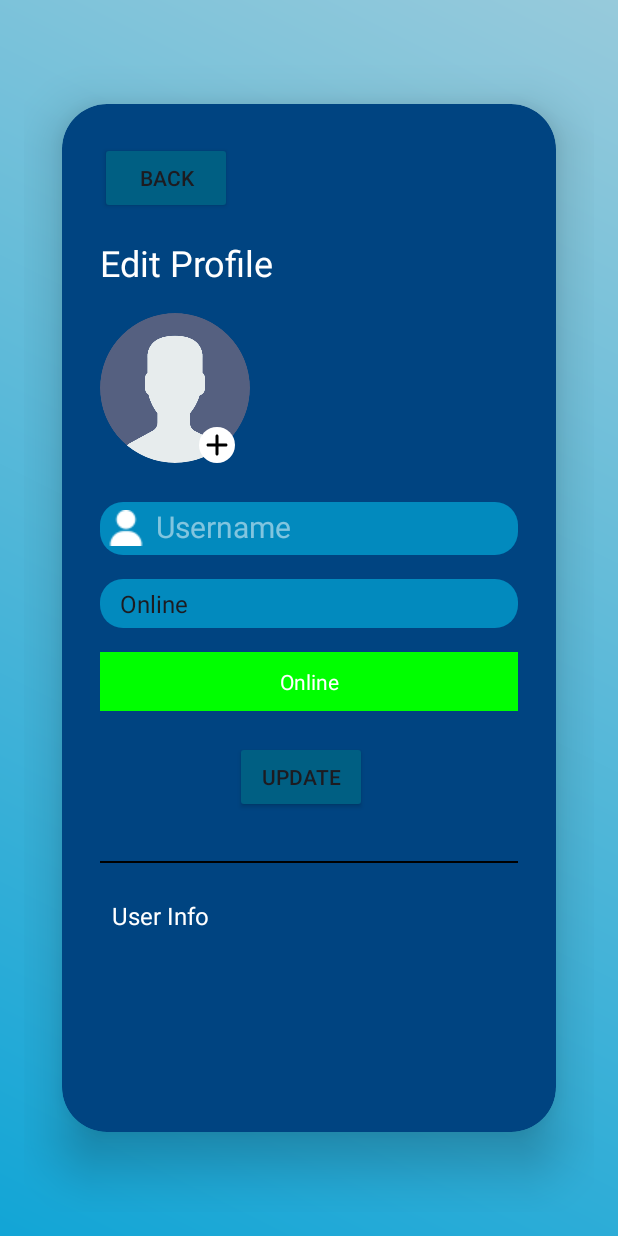
After one commit to RIO160/pingmate, an Android app: the ProfileEditActivity screen opened directly, with no data from a screen before it, on a phone screen of 412 x 824 dp. The commit adds this screen. Run offline under Robolectric (Android 15) with nearby library versions, the phone set to English and light mode, and no system bars; our stand-ins replace CircleImageView, Firebase (no records; nobody signed in at launch, a user with empty details on screens opened directly).

Commit message:
online status

```diff
--- a/app/src/main/AndroidManifest.xml
+++ b/app/src/main/AndroidManifest.xml
@@ -29,6 +29,7 @@
         <activity android:name=".homepage" />
         <activity android:name=".ChatActivity" />
         <activity android:name=".GroupCreationActivity" />
+        <activity android:name=".ProfileEditActivity"/>
 
         <service
             android:name=".messaging_service"
--- /dev/null
+++ b/app/src/main/java/com/example/pingmate/ProfileEditActivity.java
@@ -0,0 +1,152 @@
+package com.example.pingmate;
+
+import android.app.Activity;
+import android.content.Intent;
+import android.graphics.Color;
+import android.os.Bundle;
+import android.view.View;
+import android.widget.AdapterView;
+import android.widget.ArrayAdapter;
+import android.widget.Button;
+import android.widget.EditText;
+import android.widget.Spinner;
+import android.widget.TextView;
+import android.widget.Toast;
+
+import android.content.Intent;
+import android.graphics.Bitmap;
+import android.net.Uri;
+import android.provider.MediaStore;
+import android.widget.ImageView;
+
+import androidx.annotation.Nullable;
+
+import com.google.firebase.auth.FirebaseAuth;
+import com.google.firebase.firestore.DocumentSnapshot;
+import com.google.firebase.firestore.FirebaseFirestore;
+
+import com.google.firebase.storage.FirebaseStorage;
+import com.google.firebase.storage.StorageException;
+import com.google.firebase.storage.StorageReference;
+
+import org.w3c.dom.Text;
+
+import java.io.IOException;
+import java.util.ArrayList;
+
+public class ProfileEditActivity extends Activity {
+    private Button Backbutton, Updatebutton;
+    private EditText editText;
+    private Spinner spinnerStatus;
+    private TextView userInfo;
+    private FirebaseAuth firebaseAuth;
+    private FirebaseFirestore db;
+    private String selectedStatus;
+    private ImageView profileImageView;
+
+
+
+    @Override
+    protected void onCreate(Bundle savedInstanceState) {
+        super.onCreate(savedInstanceState);
+        setContentView(R.layout.profile_edit);
+
+        firebaseAuth = FirebaseAuth.getInstance();
+        db = FirebaseFirestore.getInstance();
+
+        profileImageView = findViewById(R.id.ivProfilePicture);
+
+        spinnerStatus = findViewById(R.id.spinnerStatus);
+        TextView tvStatus = findViewById(R.id.tvStatus);
+        editText = findViewById(R.id.pfp_Edit_username);
+        userInfo = findViewById(R.id.userInfo);
+        String[] statusOptions = {"Online", "Offline", "Busy", "Do Not Disturb"};
+        ArrayAdapter<String> adapter = new ArrayAdapter<>(this, android.R.layout.simple_spinner_item, statusOptions);
+        adapter.setDropDownViewResource(android.R.layout.simple_spinner_dropdown_item);
+        spinnerStatus.setAdapter(adapter);
+
+        spinnerStatus.setOnItemSelectedListener(new AdapterView.OnItemSelectedListener() {
+            @Override
+            public void onItemSelected(AdapterView<?> parent, View view, int position, long id) {
+                selectedStatus = statusOptions[position];
+                tvStatus.setText(selectedStatus);
+                switch (selectedStatus) {
+                    case "Online":
+                        tvStatus.setBackgroundColor(Color.GREEN);
+                        break;
+                    case "Offline":
+                        tvStatus.setBackgroundColor(Color.GRAY);
+                        break;
+                    case "Busy":
+                        tvStatus.setBackgroundColor(Color.YELLOW);
+                        break;
+                    case "Do Not Disturb":
+                        tvStatus.setBackgroundColor(Color.RED);
+                        break;
+                }
+            }
+
+            @Override
+            public void onNothingSelected(AdapterView<?> parent) {
+                // Do nothing
+            }
+        });
+
+        Backbutton = findViewById(R.id.btnBack);
+        Backbutton.setOnClickListener(v -> {
+            Intent intent = new Intent(ProfileEditActivity.this, homepage.class);
+            startActivity(intent);
+        });
+
+        Updatebutton = findViewById(R.id.updateBtn);
+        Updatebutton.setOnClickListener(view -> updateProfile());
+
+
+
+        fetchUserdata();
+    }
+
+
+    private void fetchUserdata(){
+        String uid = firebaseAuth.getCurrentUser().getUid();
+        db.collection("users").document(uid).get()
+                .addOnSuccessListener(documentSnapshot -> {
+                    if (documentSnapshot.exists()){
+                        String username = documentSnapshot.getString("username");
+                        String status = documentSnapshot.getString("status");
+                        String firstName = documentSnapshot.getString("first name");
+                        String lastName = documentSnapshot.getString("last name");
+
+
+
+                        editText.setText(username);
+                        if (status !=  null){
+                            int spinnerPosition = ((ArrayAdapter<String>) spinnerStatus. getAdapter()).getPosition(status);
+                            spinnerStatus.setSelection(spinnerPosition);
+                        }
+                        String userInfoText = "name: " + firstName + "" + lastName + "\nUsername: " + username + "\nstatus: " + status;
+                        userInfo.setText(userInfoText);
+                    } else {
+                        Toast.makeText(ProfileEditActivity.this, "User not found", Toast.LENGTH_SHORT).show();
+                    }
+                })
+                .addOnFailureListener(e -> Toast.makeText(ProfileEditActivity.this, "Error fetching user data", Toast.LENGTH_SHORT).show());
+    }
+
+    private void updateProfile() {
+        String uid = firebaseAuth.getCurrentUser().getUid();
+        String newUsername = editText.getText().toString().trim();
+
+        if (newUsername.isEmpty()){
+            editText.setError("Username is Required");
+            editText.requestFocus();
+            return;
+        }
+
+        db.collection("users").document(uid)
+                .update("status", selectedStatus, "username", newUsername)
+                .addOnSuccessListener(aVoid -> Toast.makeText(ProfileEditActivity.this, "Status updated successfully", Toast.LENGTH_SHORT).show())
+                .addOnFailureListener(e -> Toast.makeText(ProfileEditActivity.this, "Error updating status", Toast.LENGTH_SHORT).show());
+    }
+
+}
--- a/app/src/main/res/layout/chatpage.xml
+++ b/app/src/main/res/layout/chatpage.xml
@@ -33,7 +33,6 @@
             android:textColor="#000000"
             android:textSize="18sp"
             android:textStyle="bold" />
-
     </RelativeLayout>
 
     <androidx.recyclerview.widget.RecyclerView
--- /dev/null
+++ b/app/src/main/res/layout/profile_edit.xml
@@ -0,0 +1,145 @@
+<?xml version="1.0" encoding="utf-8"?>
+
+<LinearLayout
+    xmlns:android="http://schemas.android.com/apk/res/android"
+    xmlns:app="http://schemas.android.com/apk/res-auto"
+    xmlns:tools="http://schemas.android.com/tools"
+    android:layout_width="match_parent"
+    android:layout_height="match_parent"
+    android:orientation="vertical"
+    android:gravity="center"
+    android:padding="16dp"
+    android:background="@drawable/gradient2_color">
+
+    <androidx.cardview.widget.CardView
+        android:layout_width="match_parent"
+        android:layout_height="685dp"
+        android:layout_margin="25dp"
+        app:cardCornerRadius="30dp"
+        app:cardElevation="20dp"
+        android:backgroundTint="#004481">
+
+
+        <LinearLayout
+            android:layout_width="match_parent"
+            android:layout_height="wrap_content"
+            android:orientation="vertical"
+            android:padding="25dp">
+
+            <Button
+                android:id="@+id/btnBack"
+                android:layout_width="wrap_content"
+                android:layout_height="wrap_content"
+                android:text="Back"
+                android:layout_gravity="start"
+                android:backgroundTint="#005F83"
+                android:layout_marginBottom="16dp"/>
+
+            <TextView
+                android:id="@+id/Profile_Title"
+                android:layout_width="wrap_content"
+                android:layout_height="wrap_content"
+                android:text="Edit Profile"
+                android:textSize="24sp"
+                android:textColor="#ffff"
+                android:layout_centerHorizontal="true"
+                android:layout_marginBottom="1dp"/>
+
+            <RelativeLayout
+                android:layout_width="wrap_content"
+                android:layout_height="match_parent"
+                android:layout_marginTop="16dp"
+                android:layout_marginBottom="16dp"
+                android:gravity="center">
+
+                <com.google.android.material.imageview.ShapeableImageView
+                    android:id="@+id/ivProfilePicture"
+                    android:layout_width="100dp"
+                    android:layout_height="100dp"
+                    android:contentDescription="Profile Picture"
+                    android:src="@drawable/image_user2"
+                    android:clickable="true"
+                    android:focusable="true"
+                    app:shapeAppearanceOverlay="@style/CircleImageView"/>
+
+                <ImageView
+                    android:id="@+id/ivAddProfilePicture"
+                    android:layout_width="24dp"
+                    android:layout_height="24dp"
+                    android:layout_alignEnd="@id/ivProfilePicture"
+                    android:layout_alignBottom="@id/ivProfilePicture"
+                    android:clickable="true"
+                    android:focusable="true"
+                    android:layout_marginEnd="10dp"
+                    android:layout_marginBottom="0dp"
+                    android:background="@drawable/cricle"
+                    android:contentDescription="Add Profile Picture"
+                    android:src="@drawable/round_add_24" />
+            </RelativeLayout>
+
+            <EditText
+                android:id="@+id/pfp_Edit_username"
+                android:layout_width="match_parent"
+                android:layout_height="35dp"
+                android:hint="Username"
+                android:textColorHint="#80ffffff"
+                android:drawableStart="@drawable/image_user"
+                android:drawablePadding="8dp"
+                android:inputType="text"
+                android:textSize="20dp"
+                android:layout_marginTop="10dp"
+                android:padding="5dp"
+                android:background="@drawable/roundsu_corner"/>
+
+            <Spinner
+                android:id="@+id/spinnerStatus"
+                android:layout_width="match_parent"
+                android:layout_height="wrap_content"
+                android:layout_marginTop="16dp"
+                android:background="@drawable/roundsu_corner"
+                android:padding="5dp"
+                android:spinnerMode="dropdown"/>
+
+            <TextView
+                android:id="@+id/tvStatus"
+                android:layout_width="match_parent"
+                android:layout_height="wrap_content"
+                android:layout_marginTop="16dp"
+                android:padding="10dp"
+                android:text="Status"
+                android:textColor="#FFFFFF"
+                android:gravity="center"
+                android:background="@drawable/roundsu_corner"/>
+
+            <Button
+                android:id="@+id/updateBtn"
+                android:layout_width="wrap_content"
+                android:layout_height="wrap_content"
+                android:layout_marginLeft="90dp"
+                android:layout_marginTop="20dp"
+                android:text="Update"
+                android:layout_gravity="start"
+                android:backgroundTint="#005F83"
+                android:layout_marginBottom="16dp"/>
+
+            <View
+                android:layout_width="match_parent"
+                android:layout_height="1dp"
+                android:background="#000000"
+                android:layout_marginTop="16dp"
+                android:layout_marginBottom="16dp"/>
+
+            <TextView
+                android:id="@+id/userInfo"
+                android:layout_width="match_parent"
+                android:layout_height="wrap_content"
+                android:text="User Info"
+                android:textSize="16sp"
+                android:textColor="#ffffff"
+                android:padding="8dp"/>
+
+        </LinearLayout>
+
+    </androidx.cardview.widget.CardView>
+
+</LinearLayout>
--- a/app/src/main/res/values/style.xml
+++ b/app/src/main/res/values/style.xml
@@ -3,4 +3,8 @@
     <style name="CustomFABShape" parent="ShapeAppearance.MaterialComponents.SmallComponent">
         <item name="cornerSize">50dp</item>
     </style>
+    <style name="CircleImageView" parent="">
+        <item name="cornerFamily">rounded</item>
+        <item name="cornerSize">50%</item>
+    </style>
 </resources>
```
Also changed, not shown: app/src/main/java/com/example/pingmate/ChatActivity.java (+39 -0 lines), app/src/main/java/com/example/pingmate/homepage.java (+7 -0 lines), app/src/main/res/layout/activity_chat.xml (+19 -0 lines), app/src/main/res/layout/activity_sign_up.xml (+12 -9 lines), app/src/main/res/drawable/round_add_24.xml (line endings or trailing spaces).
